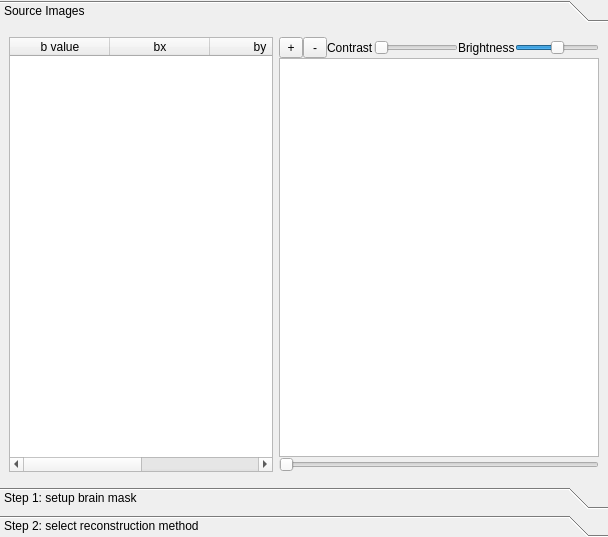
Qt form reconstruction/reconstruction_window.ui (frankyeh/DSI-Studio) before a commit.
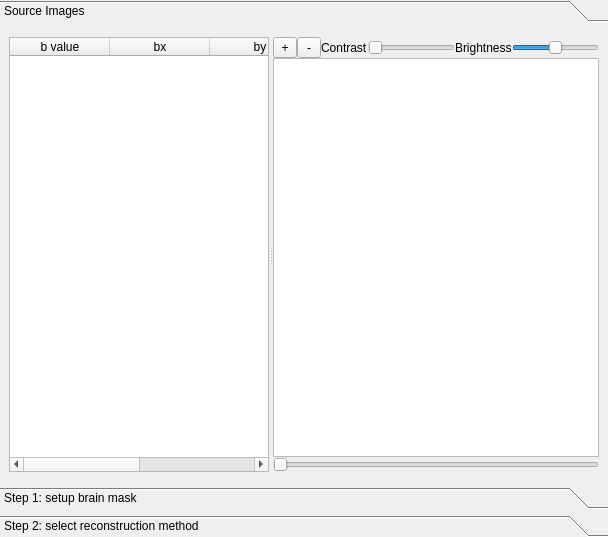
The same form after that commit. The open tabs and pages were chosen to show the change.

```diff
--- a/reconstruction/reconstruction_window.ui
+++ b/reconstruction/reconstruction_window.ui
@@ -58,8 +58,12 @@
        <attribute name="label">
         <string>Source Images</string>
        </attribute>
-       <layout class="QHBoxLayout" name="source_page_layout">
+       <layout class="QVBoxLayout" name="verticalLayout_4">
         <item>
+         <widget class="QSplitter" name="splitter">
+          <property name="orientation">
+           <enum>Qt::Horizontal</enum>
+          </property>
          <widget class="QTableWidget" name="b_table">
           <property name="selectionMode">
            <enum>QAbstractItemView::SingleSelection</enum>
@@ -88,10 +92,8 @@
            </property>
           </column>
          </widget>
-        </item>
-        <item>
          <widget class="QWidget" name="source_widget" native="true">
-          <layout class="QVBoxLayout" name="verticalLayout_4">
+           <layout class="QVBoxLayout" name="verticalLayout_6">
            <property name="spacing">
             <number>0</number>
            </property>
@@ -186,6 +188,7 @@
           <zorder>view_source</zorder>
           <zorder>z_pos</zorder>
          </widget>
+         </widget>
         </item>
        </layout>
       </widget>
```
Left out of the diff: 4 changed lines with no effect on the pictures. Lines whose indentation alone changed are shown as unchanged.
